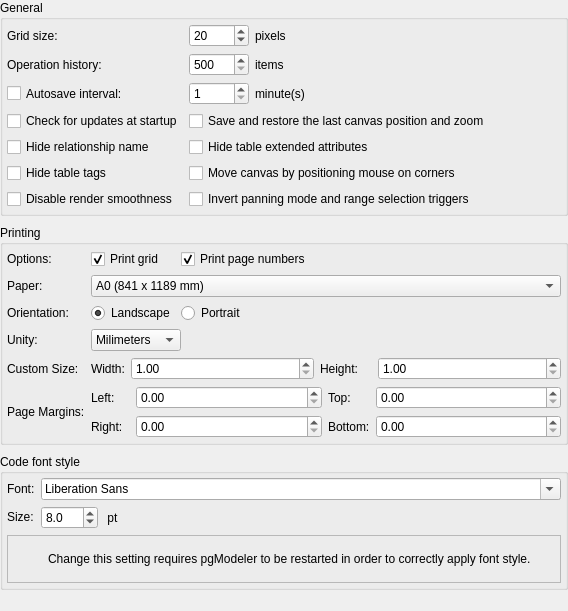
Qt form libpgmodeler_ui/ui/generalconfigwidget.ui (pgmodeler/pgmodeler) before a commit.
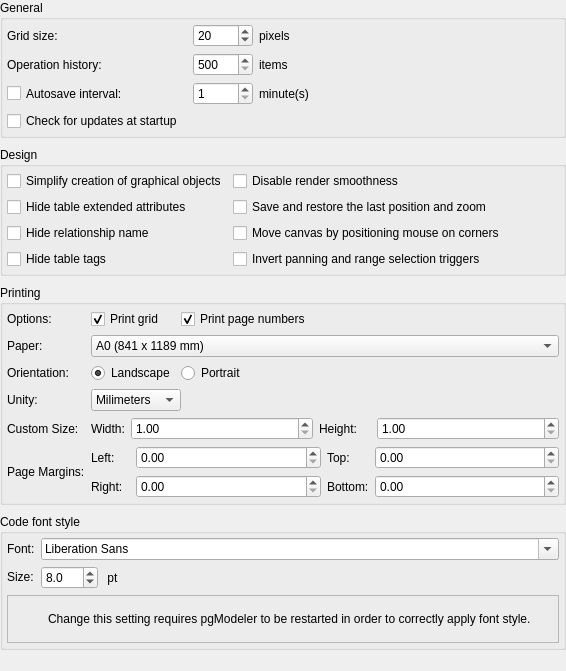
The same form after that commit. Icons and pictures are not drawn.

Commit message:
Added an entry on general settings to control how graphical objects are created.
Removed extern directives referencing configurations from
SyntaxHighlighter and ModelWidget converting the accessed attributes to
static ones.

Diff of the .ui file:
```diff
--- a/libpgmodeler_ui/ui/generalconfigwidget.ui
+++ b/libpgmodeler_ui/ui/generalconfigwidget.ui
@@ -6,8 +6,8 @@
    <rect>
     <x>0</x>
     <y>0</y>
-    <width>568</width>
-    <height>611</height>
+    <width>566</width>
+    <height>671</height>
    </rect>
   </property>
   <property name="minimumSize">
@@ -66,16 +66,6 @@
         </property>
        </widget>
       </item>
-      <item row="6" column="0">
-       <widget class="QCheckBox" name="hide_rel_name_chk">
-        <property name="toolTip">
-         <string>Hide the object that represents the relationship name</string>
-        </property>
-        <property name="text">
-         <string>Hide relationship name</string>
-        </property>
-       </widget>
-      </item>
       <item row="1" column="0">
        <widget class="QLabel" name="grid_size_lbl">
         <property name="sizePolicy">
@@ -114,26 +104,6 @@
         </property>
        </widget>
       </item>
-      <item row="7" column="0">
-       <widget class="QCheckBox" name="hide_table_tags_chk">
-        <property name="toolTip">
-         <string>Hide the object which represents the tag assigned to the table</string>
-        </property>
-        <property name="text">
-         <string>Hide table tags</string>
-        </property>
-       </widget>
-      </item>
-      <item row="6" column="1" colspan="2">
-       <widget class="QCheckBox" name="hide_ext_attribs_chk">
-        <property name="toolTip">
-         <string>Hide the portion of table which represent triggers, indexes and rules</string>
-        </property>
-        <property name="text">
-         <string>Hide table extended attributes</string>
-        </property>
-       </widget>
-      </item>
       <item row="3" column="0">
        <widget class="QCheckBox" name="autosave_interv_chk">
         <property name="sizePolicy">
@@ -315,52 +285,6 @@
         </item>
        </layout>
       </item>
-      <item row="7" column="1" colspan="2">
-       <widget class="QCheckBox" name="corner_move_chk">
-        <property name="toolTip">
-         <string>Start move the canvas when the cursor is on the canvas edges</string>
-        </property>
-        <property name="text">
-         <string>Move canvas by positioning mouse on corners</string>
-        </property>
-        <property name="checked">
-         <bool>false</bool>
-        </property>
-       </widget>
-      </item>
-      <item row="4" column="1" colspan="2">
-       <widget class="QCheckBox" name="save_last_pos_chk">
-        <property name="toolTip">
-         <string>After loading the model the last zoom and position on canvas will be restored</string>
-        </property>
-        <property name="text">
-         <string>Save and restore the last canvas position and zoom</string>
-        </property>
-       </widget>
-      </item>
-      <item row="8" column="1">
-       <widget class="QCheckBox" name="invert_pan_range_chk">
-        <property name="toolTip">
-         <string>By default panning mode is triggered with left click and range selection with Shift + left click.</string>
-        </property>
-        <property name="text">
-         <string>Invert panning mode and range selection triggers</string>
-        </property>
-        <property name="checked">
-         <bool>false</bool>
-        </property>
-       </widget>
-      </item>
-      <item row="8" column="0">
-       <widget class="QCheckBox" name="disable_smooth_chk">
-        <property name="toolTip">
-         <string>Disable antialiasing for lines and texts improving performance on huge models (requires restart)</string>
-        </property>
-        <property name="text">
-         <string>Disable render smoothness</string>
-        </property>
-       </widget>
-      </item>
      </layout>
     </widget>
    </item>
@@ -1098,6 +1022,164 @@
      </property>
     </spacer>
    </item>
+   <item row="1" column="0">
+    <widget class="QGroupBox" name="groupBox_4">
+     <property name="title">
+      <string>Design</string>
+     </property>
+     <layout class="QGridLayout" name="gridLayout_7">
+      <property name="leftMargin">
+       <number>4</number>
+      </property>
+      <property name="topMargin">
+       <number>4</number>
+      </property>
+      <property name="rightMargin">
+       <number>4</number>
+      </property>
+      <property name="bottomMargin">
+       <number>4</number>
+      </property>
+      <item row="0" column="0">
+       <widget class="QCheckBox" name="simple_obj_creation_chk">
+        <property name="sizePolicy">
+         <sizepolicy hsizetype="Preferred" vsizetype="Fixed">
+          <horstretch>0</horstretch>
+          <verstretch>0</verstretch>
+         </sizepolicy>
+        </property>
+        <property name="toolTip">
+         <string>Graphical objects (table, views and textboxes) will be created in a single step without the need to click on canvas </string>
+        </property>
+        <property name="text">
+         <string>Simplify creation of graphical objects</string>
+        </property>
+        <property name="checked">
+         <bool>false</bool>
+        </property>
+       </widget>
+      </item>
+      <item row="2" column="0">
+       <widget class="QCheckBox" name="hide_rel_name_chk">
+        <property name="sizePolicy">
+         <sizepolicy hsizetype="Preferred" vsizetype="Fixed">
+          <horstretch>0</horstretch>
+          <verstretch>0</verstretch>
+         </sizepolicy>
+        </property>
+        <property name="toolTip">
+         <string>Hide the object that represents the relationship name</string>
+        </property>
+        <property name="text">
+         <string>Hide relationship name</string>
+        </property>
+       </widget>
+      </item>
+      <item row="0" column="1">
+       <widget class="QCheckBox" name="disable_smooth_chk">
+        <property name="sizePolicy">
+         <sizepolicy hsizetype="Expanding" vsizetype="Fixed">
+          <horstretch>0</horstretch>
+          <verstretch>0</verstretch>
+         </sizepolicy>
+        </property>
+        <property name="toolTip">
+         <string>Disable antialiasing for lines and texts improving performance on huge models (requires restart)</string>
+        </property>
+        <property name="text">
+         <string>Disable render smoothness</string>
+        </property>
+       </widget>
+      </item>
+      <item row="1" column="0">
+       <widget class="QCheckBox" name="hide_ext_attribs_chk">
+        <property name="sizePolicy">
+         <sizepolicy hsizetype="Preferred" vsizetype="Fixed">
+          <horstretch>0</horstretch>
+          <verstretch>0</verstretch>
+         </sizepolicy>
+        </property>
+        <property name="toolTip">
+         <string>Hide the portion of table which represent triggers, indexes and rules</string>
+        </property>
+        <property name="text">
+         <string>Hide table extended attributes</string>
+        </property>
+       </widget>
+      </item>
+      <item row="3" column="0">
+       <widget class="QCheckBox" name="hide_table_tags_chk">
+        <property name="sizePolicy">
+         <sizepolicy hsizetype="Preferred" vsizetype="Fixed">
+          <horstretch>0</horstretch>
+          <verstretch>0</verstretch>
+         </sizepolicy>
+        </property>
+        <property name="toolTip">
+         <string>Hide the object which represents the tag assigned to the table</string>
+        </property>
+        <property name="text">
+         <string>Hide table tags</string>
+        </property>
+       </widget>
+      </item>
+      <item row="1" column="1">
+       <widget class="QCheckBox" name="save_last_pos_chk">
+        <property name="sizePolicy">
+         <sizepolicy hsizetype="Expanding" vsizetype="Fixed">
+          <horstretch>0</horstretch>
+          <verstretch>0</verstretch>
+         </sizepolicy>
+        </property>
+        <property name="toolTip">
+         <string>After loading the model the last zoom and position on canvas will be restored</string>
+        </property>
+        <property name="text">
+         <string>Save and restore the last position and zoom</string>
+        </property>
+       </widget>
+      </item>
+      <item row="2" column="1">
+       <widget class="QCheckBox" name="corner_move_chk">
+        <property name="sizePolicy">
+         <sizepolicy hsizetype="Expanding" vsizetype="Fixed">
+          <horstretch>0</horstretch>
+          <verstretch>0</verstretch>
+         </sizepolicy>
+        </property>
+        <property name="toolTip">
+         <string>Start move the canvas when the cursor is on the canvas edges</string>
+        </property>
+        <property name="text">
+         <string>Move canvas by positioning mouse on corners</string>
+        </property>
+        <property name="checked">
+         <bool>false</bool>
+        </property>
+       </widget>
+      </item>
+      <item row="3" column="1">
+       <widget class="QCheckBox" name="invert_pan_range_chk">
+        <property name="sizePolicy">
+         <sizepolicy hsizetype="Expanding" vsizetype="Fixed">
+          <horstretch>0</horstretch>
+          <verstretch>0</verstretch>
+         </sizepolicy>
+        </property>
+        <property name="toolTip">
+         <string>By default panning mode is triggered with left click and range selection with Shift + left click.</string>
+        </property>
+        <property name="text">
+         <string>Invert panning and range selection triggers</string>
+        </property>
+        <property name="checked">
+         <bool>false</bool>
+        </property>
+       </widget>
+      </item>
+     </layout>
+    </widget>
+   </item>
   </layout>
  </widget>
  <tabstops>
```
Left out of the diff: 4 changed lines with no effect on the pictures. The commit also changes 12 other files.
